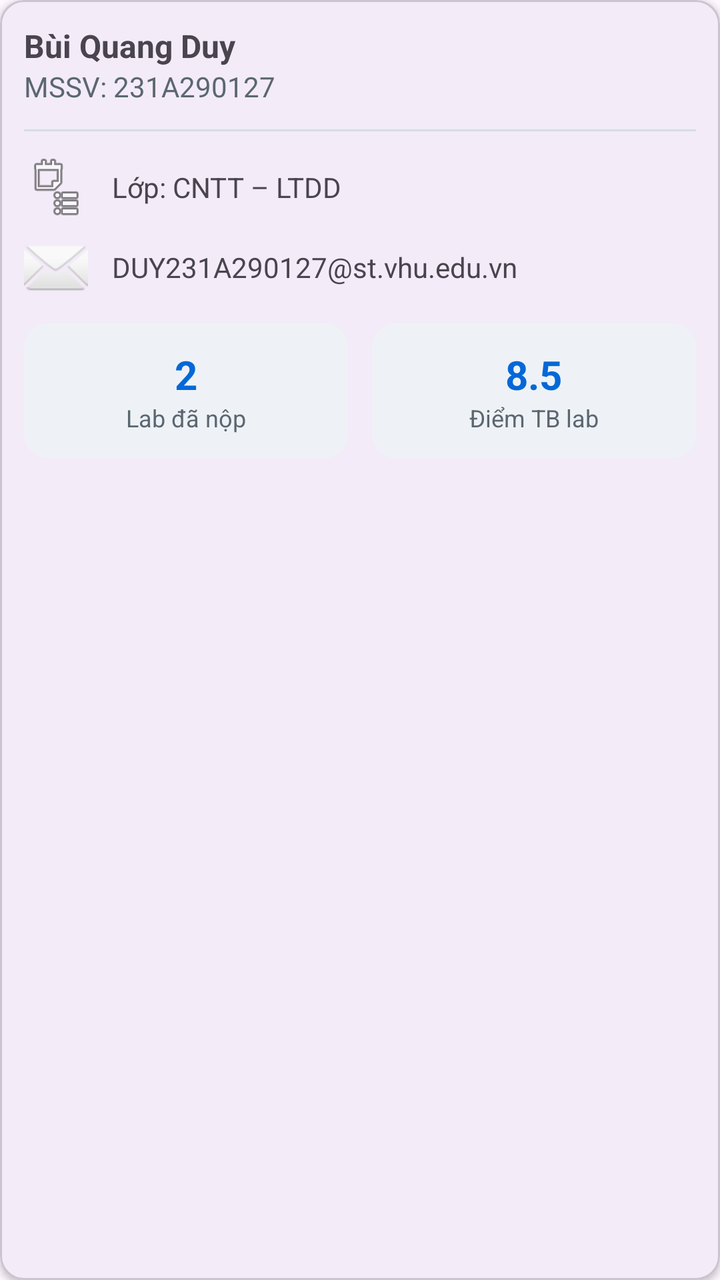
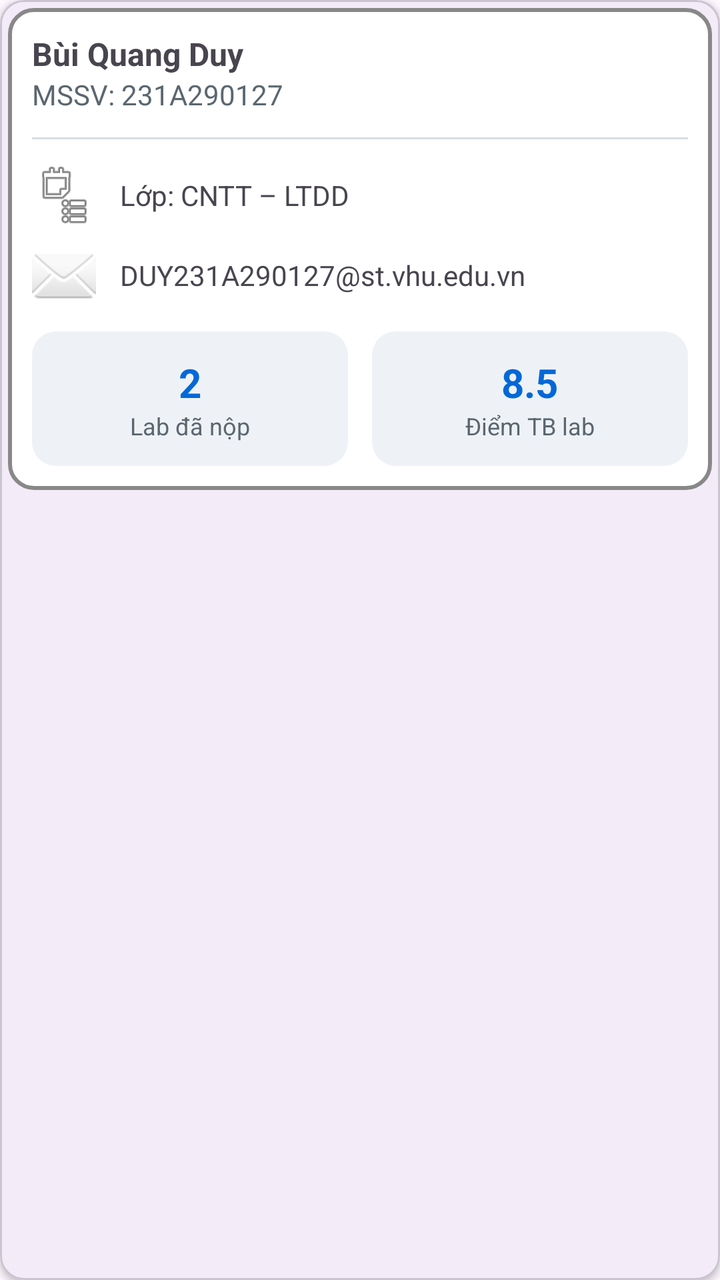

Two renders of the same Android screen: before a commit and after it. Below are the layout's source before the change and the commit's diff.
<!-- AndroidManifest.xml: application theme Theme.A3_231A290127 -->
<!-- res/layout/view_profile_card.xml -->
<?xml version="1.0" encoding="utf-8"?>
<com.google.android.material.card.MaterialCardView
    xmlns:android="http://schemas.android.com/apk/res/android"
    xmlns:app="http://schemas.android.com/apk/res-auto"
    android:layout_width="match_parent"
    android:layout_height="wrap_content"
    android:layout_marginTop="@dimen/space_lg"
    app:cardCornerRadius="12dp"
    app:cardElevation="2dp">

    <LinearLayout
        android:layout_width="match_parent"
        android:layout_height="wrap_content"
        android:orientation="vertical"
        android:padding="@dimen/space_md">

        <TextView
            android:layout_width="wrap_content"
            android:layout_height="wrap_content"
            android:text="@string/student_name"
            android:textSize="16sp"
            android:textStyle="bold" />

        <TextView
            android:layout_width="wrap_content"
            android:layout_height="wrap_content"
            android:text="@string/student_id_line"
            android:textColor="@color/muted" />

        <View
            android:layout_width="match_parent"
            android:layout_height="1dp"
            android:layout_marginTop="@dimen/space_md"
            android:layout_marginBottom="@dimen/space_md"
            android:background="@color/divider" />

        <TextView
            android:layout_width="wrap_content"
            android:layout_height="wrap_content"
            android:drawablePadding="12dp"
            android:gravity="center_vertical"
            android:text="@string/class_line"
            app:drawableStartCompat="@android:drawable/ic_menu_agenda" />

        <TextView
            android:layout_width="wrap_content"
            android:layout_height="wrap_content"
            android:layout_marginTop="@dimen/space_sm"
            android:drawablePadding="12dp"
            android:gravity="center_vertical"
            android:text="@string/email_line"
            app:drawableStartCompat="@android:drawable/ic_dialog_email" />

        
        <LinearLayout
            android:layout_width="match_parent"
            android:layout_height="wrap_content"
            android:layout_marginTop="@dimen/space_md"
            android:orientation="horizontal">

            <LinearLayout
                android:layout_width="0dp"
                android:layout_height="wrap_content"
                android:layout_weight="1"
                android:background="@drawable/bg_stat"
                android:gravity="center"
                android:orientation="vertical"
                android:padding="@dimen/space_md">

                <TextView
                    android:layout_width="wrap_content"
                    android:layout_height="wrap_content"
                    android:text="@string/stat_labs_value"
                    android:textColor="@color/primary"
                    android:textSize="20sp"
                    android:textStyle="bold" />

                <TextView
                    android:layout_width="wrap_content"
                    android:layout_height="wrap_content"
                    android:text="@string/stat_labs_label"
                    android:textColor="@color/muted"
                    android:textSize="12sp" />
            </LinearLayout>

            <LinearLayout
                android:layout_width="0dp"
                android:layout_height="wrap_content"
                android:layout_marginStart="@dimen/space_md"
                android:layout_weight="1"
                android:background="@drawable/bg_stat"
                android:gravity="center"
                android:orientation="vertical"
                android:padding="@dimen/space_md">

                <TextView
                    android:layout_width="wrap_content"
                    android:layout_height="wrap_content"
                    android:text="@string/stat_score_value"
                    android:textColor="@color/primary"
                    android:textSize="20sp"
                    android:textStyle="bold" />

                <TextView
                    android:layout_width="wrap_content"
                    android:layout_height="wrap_content"
                    android:text="@string/stat_score_label"
                    android:textColor="@color/muted"
                    android:textSize="12sp" />
            </LinearLayout>
        </LinearLayout>
    </LinearLayout>
</com.google.android.material.card.MaterialCardView>
<!-- resources referenced by this layout -->
<resources>
  <color name="divider">#D5DDE3</color>
  <color name="muted">#5B6770</color>
  <color name="primary">#0468D7</color>
  <dimen name="space_lg">20dp</dimen>
  <dimen name="space_md">12dp</dimen>
  <dimen name="space_sm">8dp</dimen>
  <!-- drawable bg_stat (drawable) -->
  <?xml version="1.0" encoding="utf-8"?>
  <shape xmlns:android="http://schemas.android.com/apk/res/android"
      android:shape="rectangle">
      <solid android:color="@color/surface_variant" />
      <corners android:radius="12dp" />
  </shape>
  <string name="class_line">Lớp: CNTT – LTDD</string>
  <string name="email_line">DUY231A290127@st.vhu.edu.vn</string>
  <string name="stat_labs_label">Lab đã nộp</string>
  <string name="stat_labs_value">2</string>
  <string name="stat_score_label">Điểm TB lab</string>
  <string name="stat_score_value">8.5</string>
  <string name="student_id_line">MSSV: 231A290127</string>
  <string name="student_name">Bùi Quang Duy </string>
  <style name="Theme.A3_231A290127" parent="Base.Theme.A3_231A290127" />
  <color name="surface_variant">#EEF2F6</color>
  <style name="Base.Theme.A3_231A290127" parent="Theme.Material3.DayNight.NoActionBar">
          
          
      </style>
</resources>

<!-- the commit's change to res/layout/view_profile_card.xml (unified diff, before → after) -->
@@ -4,7 +4,7 @@
     xmlns:app="http://schemas.android.com/apk/res-auto"
     android:layout_width="match_parent"
     android:layout_height="wrap_content"
-    android:layout_marginTop="@dimen/space_lg"
+    android:layout_marginTop="20dp"
     app:cardCornerRadius="12dp"
     app:cardElevation="2dp">
 
@@ -12,7 +12,9 @@
         android:layout_width="match_parent"
         android:layout_height="wrap_content"
         android:orientation="vertical"
-        android:padding="@dimen/space_md">
+        android:layout_margin="4dp"
+        android:background="@drawable/bg_profile_card"
+        android:padding="12dp">
 
         <TextView
             android:layout_width="wrap_content"
<!-- resource entries referenced after the edit -->
@@ -3,9 +3,19 @@
   <color name="divider">#D5DDE3</color>
   <color name="muted">#5B6770</color>
   <color name="primary">#0468D7</color>
-  <dimen name="space_lg">20dp</dimen>
   <dimen name="space_md">12dp</dimen>
   <dimen name="space_sm">8dp</dimen>
+  <!-- drawable bg_profile_card (drawable) -->
+  <?xml version="1.0" encoding="utf-8"?>
+  <shape xmlns:android="http://schemas.android.com/apk/res/android"
+      android:shape="rectangle">
+      
+      <solid android:color="#FFFFFF" />
+      
+      <corners android:radius="12dp" />
+      
+      <stroke android:width="2dp" android:color="#888888" />
+  </shape>
   <!-- drawable bg_stat (drawable) -->
   <?xml version="1.0" encoding="utf-8"?>
   <shape xmlns:android="http://schemas.android.com/apk/res/android"
